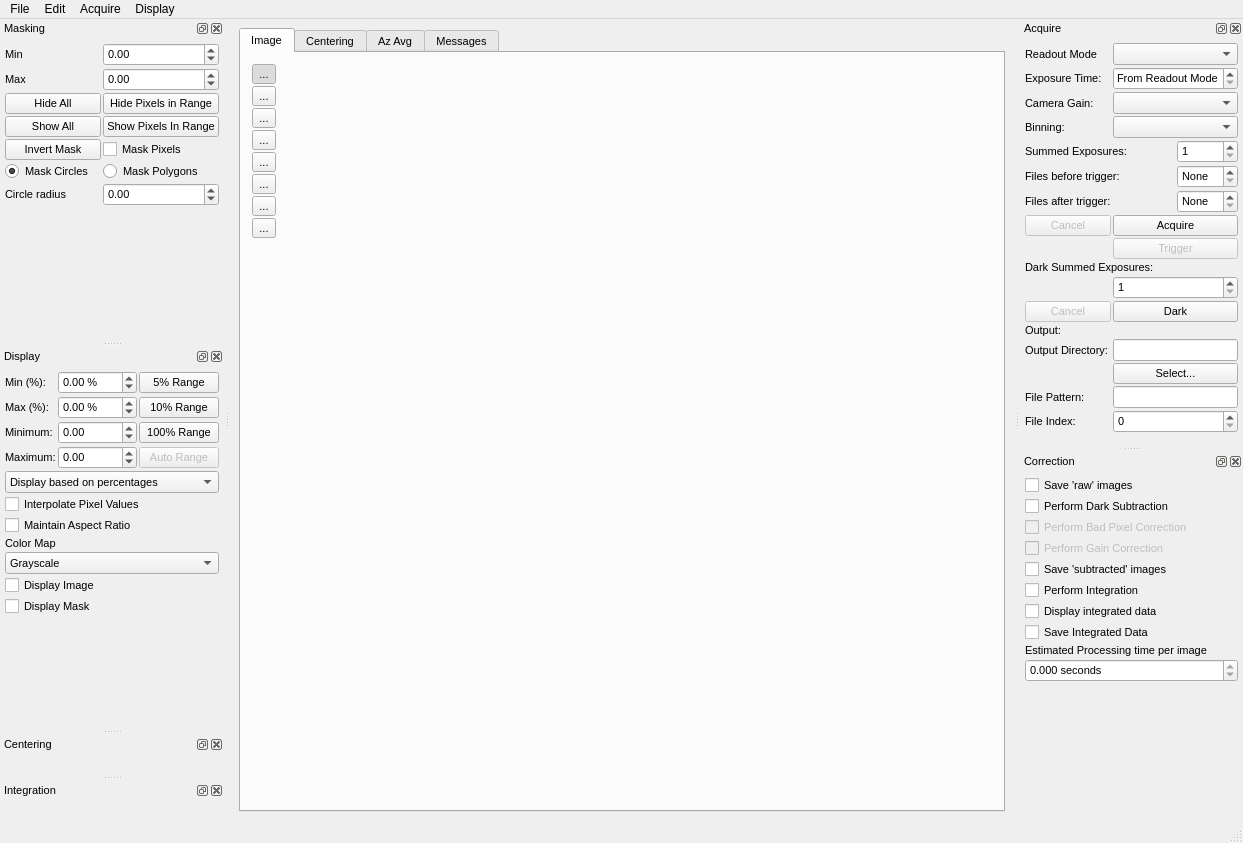
Before: the Qt Designer form qxrdwindow.ui in guyjennings/qxrd, drawn with Qt 5.
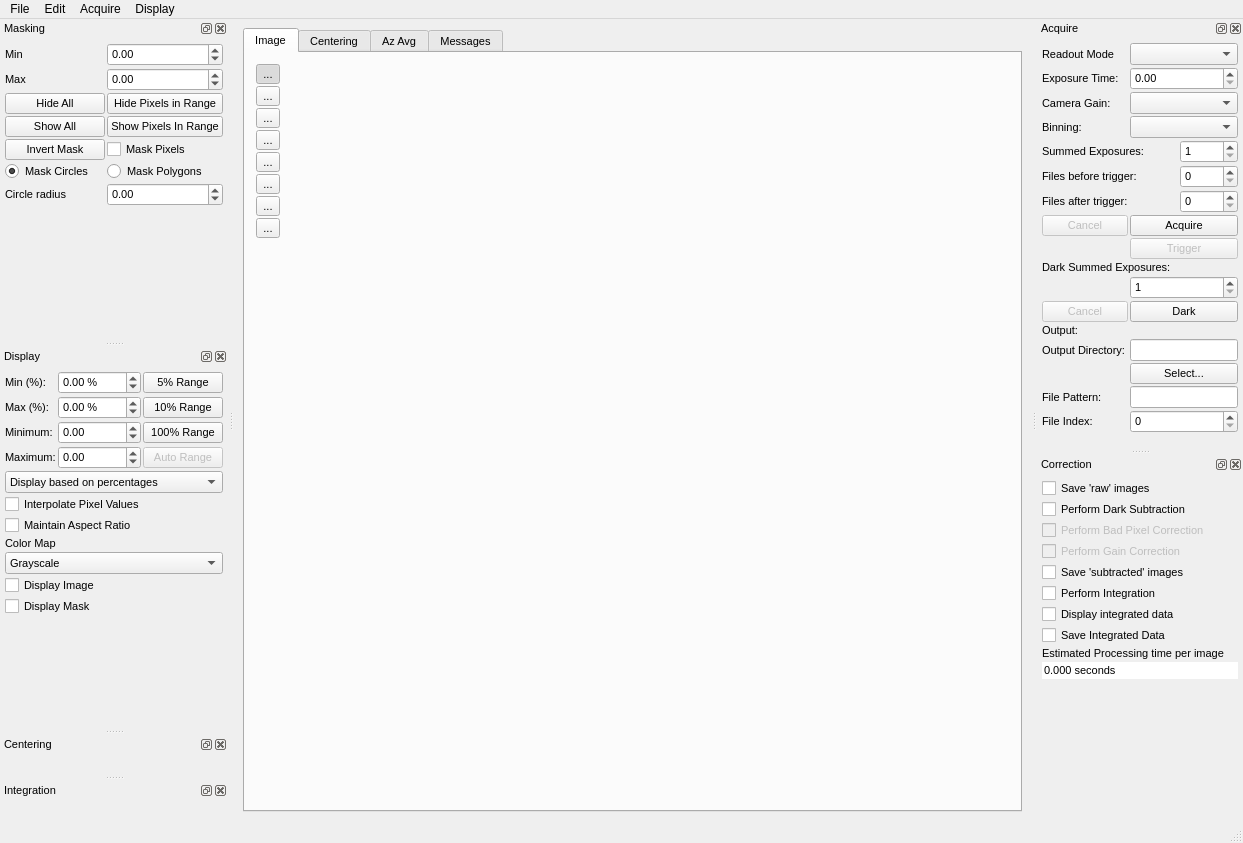
After: the same form once the commit is applied. Icons and pictures are not drawn. Custom widgets are drawn as their Qt base class.

Commit message: Adjust display range widget range limits, removed some 'default value' displays

The edit to the form file:
```diff
--- a/qxrdwindow.ui
+++ b/qxrdwindow.ui
@@ -808,7 +808,7 @@
 Script Function: exposureTime()</string>
        </property>
        <property name="specialValueText">
-        <string>From Readout Mode</string>
+        <string/>
        </property>
        <property name="keyboardTracking">
         <bool>false</bool>
@@ -893,7 +893,7 @@
 Script Function: postTriggerFiles()</string>
        </property>
        <property name="specialValueText">
-        <string>None</string>
+        <string/>
        </property>
        <property name="keyboardTracking">
         <bool>false</bool>
@@ -1102,7 +1102,7 @@
 Script Function: preTriggerFiles()</string>
        </property>
        <property name="specialValueText">
-        <string>None</string>
+        <string/>
        </property>
        <property name="keyboardTracking">
         <bool>false</bool>
@@ -1468,9 +1468,15 @@
        <property name="toolTip">
         <string>Estimated processing time</string>
        </property>
+       <property name="frame">
+        <bool>false</bool>
+       </property>
        <property name="readOnly">
         <bool>true</bool>
        </property>
+       <property name="buttonSymbols">
+        <enum>QAbstractSpinBox::NoButtons</enum>
+       </property>
        <property name="suffix">
         <string> seconds</string>
        </property>
@@ -1881,7 +1887,7 @@
         <string/>
        </property>
        <property name="minimum">
-        <double>-20.000000000000000</double>
+        <double>-100000.000000000000000</double>
        </property>
        <property name="maximum">
         <double>100000.000000000000000</double>
@@ -1911,7 +1917,7 @@
         <string/>
        </property>
        <property name="minimum">
-        <double>-20.000000000000000</double>
+        <double>-100000.000000000000000</double>
        </property>
        <property name="maximum">
         <double>100000.000000000000000</double>
```
Left out of the diff: 2 changed lines with no effect on the pictures.
